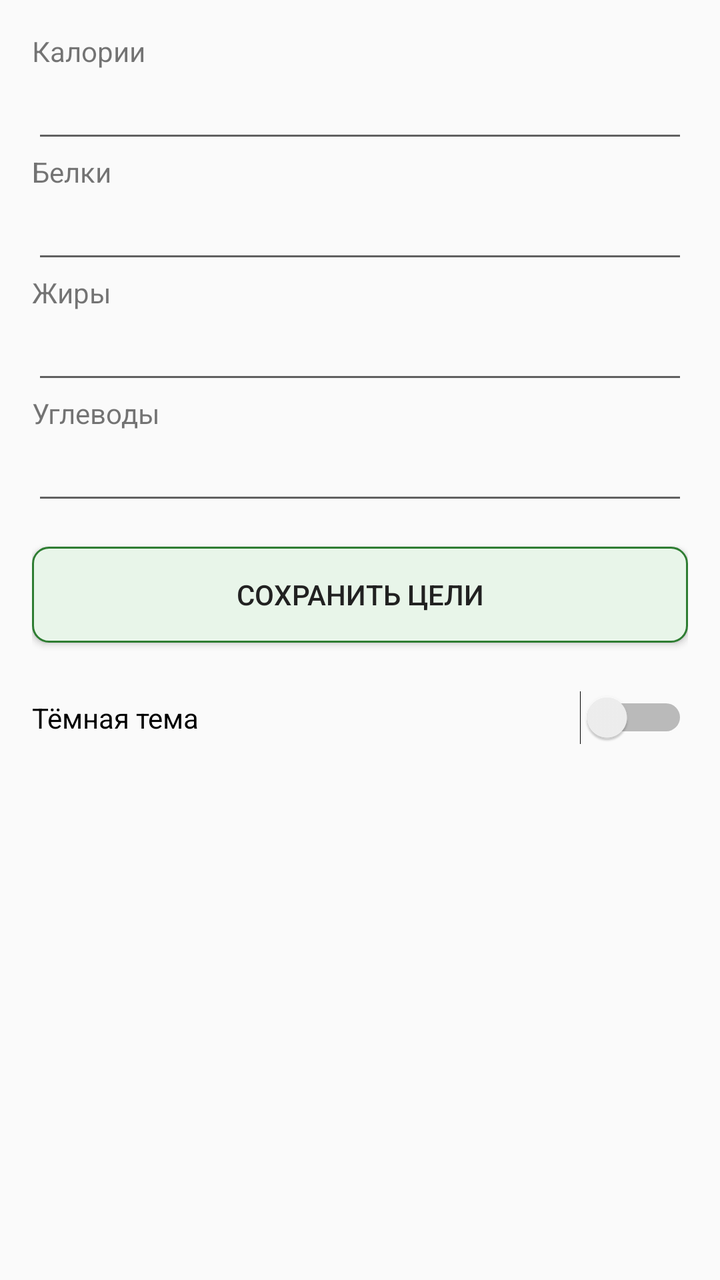
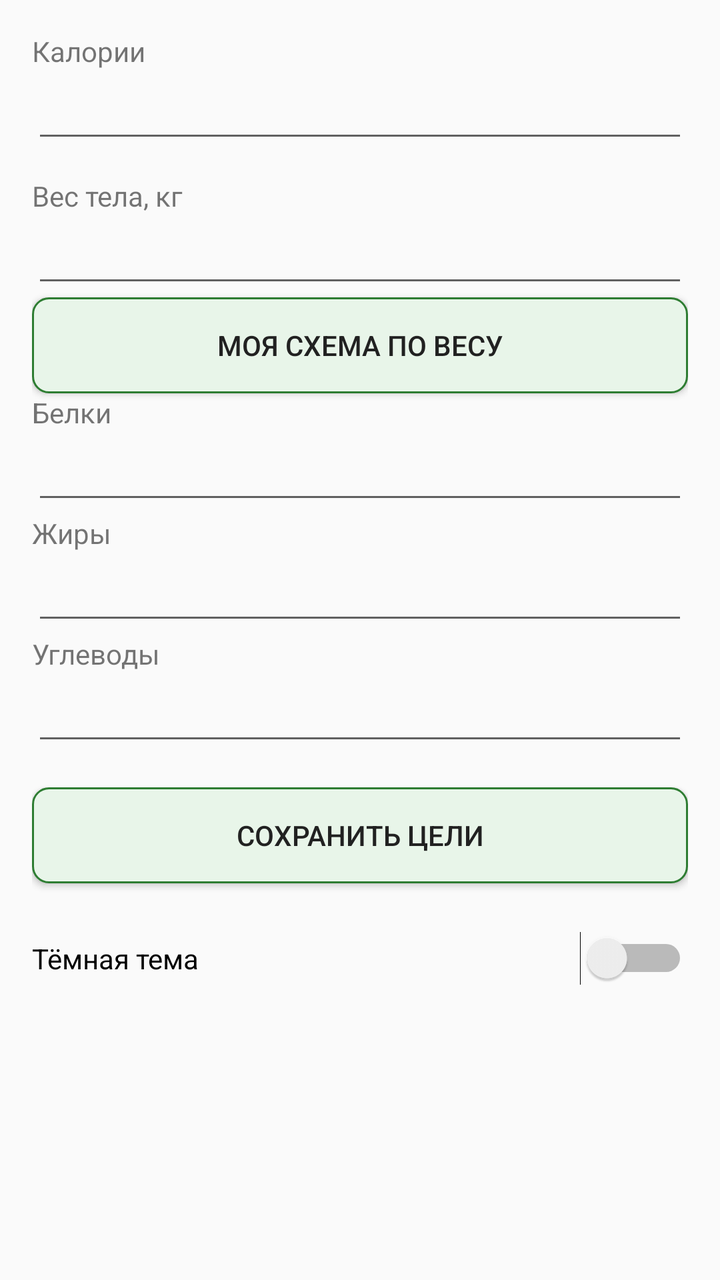

An Android layout rendered at two revisions. The XML below is the earlier revision; the diff shows what the commit changed to produce the second picture.
<!-- AndroidManifest.xml: application theme AppTheme.Light -->
<!-- res/layout/fragment_profile.xml -->
<?xml version="1.0" encoding="utf-8"?>
<ScrollView xmlns:android="http://schemas.android.com/apk/res/android"
    android:layout_width="match_parent"
    android:layout_height="match_parent">

    <LinearLayout
        android:layout_width="match_parent"
        android:layout_height="wrap_content"
        android:orientation="vertical"
        android:padding="16dp">

        <TextView
            android:layout_width="match_parent"
            android:layout_height="wrap_content"
            android:text="@string/kcal" />

        <EditText
            android:id="@+id/targetKcalInput"
            android:layout_width="match_parent"
            android:layout_height="wrap_content"
            android:inputType="numberDecimal" />

        <TextView
            android:layout_width="match_parent"
            android:layout_height="wrap_content"
            android:text="@string/protein" />

        <EditText
            android:id="@+id/targetProteinInput"
            android:layout_width="match_parent"
            android:layout_height="wrap_content"
            android:inputType="numberDecimal" />

        <TextView
            android:layout_width="match_parent"
            android:layout_height="wrap_content"
            android:text="@string/fat" />

        <EditText
            android:id="@+id/targetFatInput"
            android:layout_width="match_parent"
            android:layout_height="wrap_content"
            android:inputType="numberDecimal" />

        <TextView
            android:layout_width="match_parent"
            android:layout_height="wrap_content"
            android:text="@string/carbs" />

        <EditText
            android:id="@+id/targetCarbsInput"
            android:layout_width="match_parent"
            android:layout_height="wrap_content"
            android:inputType="numberDecimal" />

        <TextView
            android:id="@+id/schemeHint"
            android:layout_width="match_parent"
            android:layout_height="wrap_content"
            android:layout_marginTop="12dp"
            android:visibility="gone"
            android:text="@string/scheme_hint" />

        <Button style="@style/AppButton"
            android:id="@+id/scheme0"
            android:layout_width="match_parent"
            android:layout_height="wrap_content"
            android:visibility="gone"
            android:text="@string/scheme_0" />

        <Button style="@style/AppButton"
            android:id="@+id/scheme1"
            android:layout_width="match_parent"
            android:layout_height="wrap_content"
            android:visibility="gone"
            android:text="@string/scheme_1" />

        <Button style="@style/AppButton"
            android:id="@+id/scheme2"
            android:layout_width="match_parent"
            android:layout_height="wrap_content"
            android:visibility="gone"
            android:text="@string/scheme_2" />

        <Button style="@style/AppButton"
            android:id="@+id/scheme3"
            android:layout_width="match_parent"
            android:layout_height="wrap_content"
            android:visibility="gone"
            android:text="@string/scheme_3" />

        <Button style="@style/AppButton"
            android:id="@+id/scheme4"
            android:layout_width="match_parent"
            android:layout_height="wrap_content"
            android:visibility="gone"
            android:text="@string/scheme_4" />

        <Button style="@style/AppButton"
            android:id="@+id/saveTargetsButton"
            android:layout_width="match_parent"
            android:layout_height="wrap_content"
            android:layout_marginTop="16dp"
            android:text="@string/save_targets" />

        <Switch
            android:id="@+id/darkThemeSwitch"
            android:layout_width="match_parent"
            android:layout_height="wrap_content"
            android:layout_marginTop="24dp"
            android:text="@string/dark_theme" />

    </LinearLayout>

</ScrollView>
<!-- resources referenced by this layout -->
<resources>
  <string name="carbs">Углеводы</string>
  <string name="dark_theme">Тёмная тема</string>
  <string name="fat">Жиры</string>
  <string name="kcal">Калории</string>
  <string name="protein">Белки</string>
  <string name="save_targets">Сохранить цели</string>
  <string name="scheme_0">Поддержание 15/30/55</string>
  <string name="scheme_1">Похудение 28/27/45</string>
  <string name="scheme_2">Набор мышц 25/25/50</string>
  <string name="scheme_3">Низкоуглеводная 25/45/30</string>
  <string name="scheme_4">Кето 10/70/20</string>
  <string name="scheme_hint">Схемы БЖУ при вводе калорий</string>
  <style name="AppButton" parent="@android:style/Widget.Material.Button">
          <item name="android:background">?attr/buttonBg</item>
          <item name="android:textColor">?android:attr/textColorPrimary</item>
          <item name="android:minHeight">48dp</item>
          <item name="android:textSize">14sp</item>
          <item name="android:paddingStart">12dp</item>
          <item name="android:paddingEnd">12dp</item>
      </style>
  <style name="AppTheme.Light" parent="@android:style/Theme.Material.Light">
          <item name="android:windowBackground">@color/light_bg</item>
          <item name="android:textColorPrimary">@color/light_text</item>
          <item name="android:textColorSecondary">@color/light_secondary</item>
          <item name="android:colorAccent">@color/accent_light</item>
          <item name="buttonBg">@drawable/button_selector_light</item>
          <item name="progressTrack">@color/track_light</item>
          <item name="progressKcal">@color/kcal_color</item>
          <item name="progressProtein">@color/protein_color</item>
          <item name="progressFat">@color/fat_color</item>
          <item name="progressCarbs">@color/carbs_color</item>
      </style>
  <color name="light_bg">#FAFAFA</color>
  <color name="light_text">#212121</color>
  <color name="light_secondary">#616161</color>
  <color name="accent_light">#2E7D32</color>
  <!-- drawable button_selector_light (drawable) -->
  <?xml version="1.0" encoding="utf-8"?>
  <selector xmlns:android="http://schemas.android.com/apk/res/android">
      <item android:state_pressed="true">
          <shape android:shape="rectangle">
              <solid android:color="#C8E6C9" />
              <stroke android:width="1dp" android:color="#2E7D32" />
              <corners android:radius="8dp" />
          </shape>
      </item>
      <item>
          <shape android:shape="rectangle">
              <solid android:color="#E8F5E9" />
              <stroke android:width="1dp" android:color="#2E7D32" />
              <corners android:radius="8dp" />
          </shape>
      </item>
  </selector>
  <color name="track_light">#E0E0E0</color>
  <color name="kcal_color">#EF6C00</color>
  <color name="protein_color">#1976D2</color>
  <color name="fat_color">#C2185B</color>
  <color name="carbs_color">#7B1FA2</color>
</resources>

<!-- the commit's change to res/layout/fragment_profile.xml (unified diff, before → after) -->
@@ -19,6 +19,24 @@
             android:layout_width="match_parent"
             android:layout_height="wrap_content"
             android:inputType="numberDecimal" />
+
+        <TextView
+            android:layout_width="match_parent"
+            android:layout_height="wrap_content"
+            android:layout_marginTop="12dp"
+            android:text="@string/body_weight" />
+
+        <EditText
+            android:id="@+id/weightInput"
+            android:layout_width="match_parent"
+            android:layout_height="wrap_content"
+            android:inputType="numberDecimal" />
+
+        <Button style="@style/AppButton"
+            android:id="@+id/mySchemeButton"
+            android:layout_width="match_parent"
+            android:layout_height="wrap_content"
+            android:text="@string/my_scheme" />
 
         <TextView
             android:layout_width="match_parent"
<!-- resource entries referenced after the edit -->
@@ -1,9 +1,11 @@
 <!-- resources referenced by this layout -->
 <resources>
+  <string name="body_weight">Вес тела, кг</string>
   <string name="carbs">Углеводы</string>
   <string name="dark_theme">Тёмная тема</string>
   <string name="fat">Жиры</string>
   <string name="kcal">Калории</string>
+  <string name="my_scheme">Моя схема по весу</string>
   <string name="protein">Белки</string>
   <string name="save_targets">Сохранить цели</string>
   <string name="scheme_0">Поддержание 15/30/55</string>
